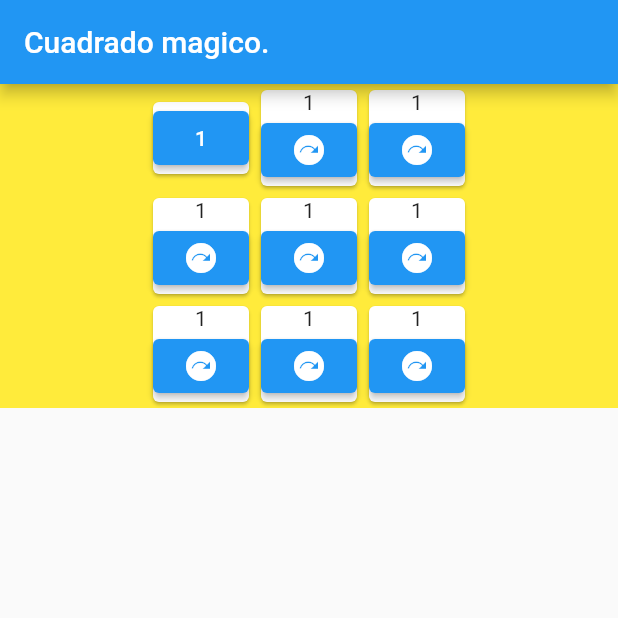
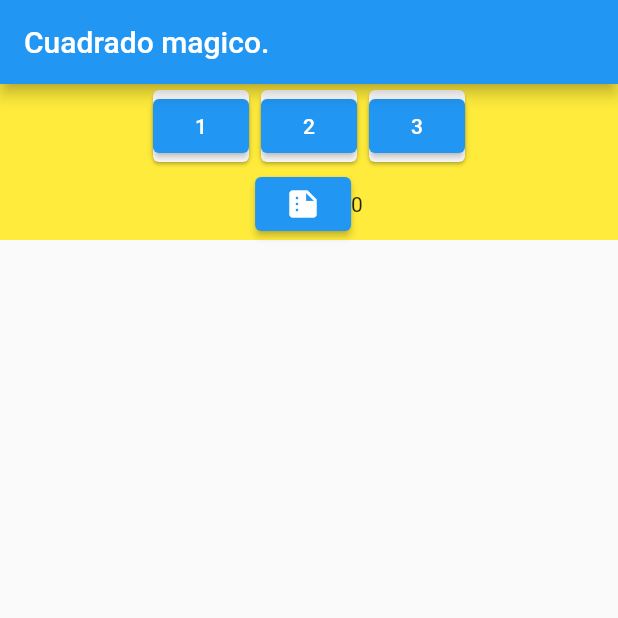
Before and after one commit to TheJokerV/Parcial-Movil, a Flutter app: the screen it shows after launch, on a phone screen of 412 x 824 dp, the top half of it. Run offline on Flutter 3.47's test engine with Material 2 defaults, Android fonts, the phone set to English and light mode, and no system bars; our stand-ins replace flutter_bloc.

Commit message:
Por fin nos dio la suma, carajo

```diff
--- a/lib/main.dart
+++ b/lib/main.dart
@@ -1,5 +1,6 @@
 
 import 'package:flutter/material.dart';
+import 'package:flutter_bloc/flutter_bloc.dart';
 import 'package:parcial_movil/structure.dart';
 
 void main() {
--- /dev/null
+++ b/lib/src/buttons/button1.dart
@@ -0,0 +1,36 @@
+import 'package:flutter/material.dart';
+import 'package:parcial_movil/src/magicBox/magicBox.dart';
+
+class Button1 extends StatefulWidget {
+  final Data data;
+  Button1({required this.data});
+
+  @override
+  State<StatefulWidget> createState() {
+    return _Button1();
+  }
+
+}
+
+class _Button1 extends State<Button1>{
+
+  netxNumber(){
+    setState(() {
+      if(widget.data.num1 == 9){
+        widget.data.num1 = 1;
+      }else{
+        widget.data.num1++;
+      }
+    });
+  }
+
+  @override
+  Widget build(BuildContext context) {
+    var button1 = Column(
+      children: [
+        ElevatedButton(onPressed: (){netxNumber();}, child: Text(this.widget.data.num1.toString()))
+      ],
+    );
+    return button1;
+  }
+}
--- /dev/null
+++ b/lib/src/buttons/button2.dart
@@ -0,0 +1,36 @@
+import 'package:flutter/material.dart';
+import 'package:parcial_movil/src/magicBox/magicBox.dart';
+
+class Button2 extends StatefulWidget {
+  final Data data;
+  Button2({required this.data});
+
+  @override
+  State<StatefulWidget> createState() {
+    return _Button2();
+  }
+
+}
+
+class _Button2 extends State<Button2>{
+
+  netxNumber(){
+    setState(() {
+      if(widget.data.num2 == 9){
+        widget.data.num2 = 1;
+      }else{
+        widget.data.num2++;
+      }
+    });
+  }
+
+  @override
+  Widget build(BuildContext context) {
+    var button2 = Column(
+      children: [
+        ElevatedButton(onPressed: (){netxNumber();}, child: Text(this.widget.data.num2.toString()))
+      ],
+    );
+    return button2;
+  }
+}
--- /dev/null
+++ b/lib/src/buttons/button3.dart
@@ -0,0 +1,36 @@
+import 'package:flutter/material.dart';
+import 'package:parcial_movil/src/magicBox/magicBox.dart';
+
+class Button3 extends StatefulWidget {
+  final Data data;
+  Button3({required this.data});
+
+  @override
+  State<StatefulWidget> createState() {
+    return _Button3();
+  }
+
+}
+
+class _Button3 extends State<Button3>{
+
+  netxNumber(){
+    setState(() {
+      if(widget.data.num3 == 9){
+        widget.data.num3 = 1;
+      }else{
+        widget.data.num3++;
+      }
+    });
+  }
+
+  @override
+  Widget build(BuildContext context) {
+    var button3 = Column(
+      children: [
+        ElevatedButton(onPressed: (){netxNumber();}, child: Text(this.widget.data.num3.toString()))
+      ],
+    );
+    return button3;
+  }
+}
--- a/lib/src/magicBox/magicBox.dart
+++ b/lib/src/magicBox/magicBox.dart
@@ -1,6 +1,10 @@
 import 'package:flutter/material.dart';
+import 'package:parcial_movil/src/buttons/button1.dart';
+import 'package:parcial_movil/src/buttons/button2.dart';
+import 'package:parcial_movil/src/buttons/button3.dart';
 
 class MagicBox extends StatefulWidget{
+
   @override
   State<StatefulWidget> createState() {
     return _MagicBox();
@@ -10,42 +14,27 @@ class MagicBox extends StatefulWidget{
 
 class _MagicBox extends State<MagicBox>{
 
-int v1 = 1;
-int v2 = 1;
-int v3 = 1;
-int v4 = 1;
-int v5 = 1;
-int v6 = 1;
-int v7 = 1;
-int v8 = 1;
-int v9 = 1;
+  final data = Data(num1: 1, num2: 2, num3: 3);
 
-nextNumber(int x, int identificador) {
+  int sum1 = 0;
+  int sum2 = 0;
+  int sum3 = 0;
+  int sum4 = 0;
+  int sum5 = 0;
+  int sum6 = 0;
+  int sum7 = 0;
+  int sum8 = 0;
 
-  setState(() {
-    if(x>8){
+  sumRow1(){
 
-      x=1;
-
-
-    }else{x++;}
-
-    if(identificador==v1) {v1 = x;}
-    if(identificador==v2) {v2 = x;}
-    if(identificador==v3) {v3 = x;}
-    if(identificador==v4) {v4 = x;}
-    if(identificador==v5) {v5 = x;}
-    if(identificador==v6) {v6 = x;}
-    if(identificador==v7) {v7 = x;}
-    if(identificador==v8) {v8 = x;}
-    if(identificador==v9) {v9 = x;}
-
-  });
-}
+    setState(() {
+      sum1 = data.num1 + data.num2 + data.num3;
+    });
+  }
 
   @override
   Widget build(BuildContext context) {
-    return Container(decoration: BoxDecoration(color: Colors.yellow),
+    var mBox = Container(decoration: BoxDecoration(color: Colors.yellow),
 
       child: Column(
         children: [
@@ -56,7 +45,7 @@ nextNumber(int x, int identificador) {
                   Column(
                     children: [
 
-                      ElevatedButton(onPressed: (){nextNumber(v1, v1);}, child: Text(this.v1.toString()),),
+                      Button1(data: data),
                     ],
                     )
               ),
@@ -64,8 +53,7 @@ nextNumber(int x, int identificador) {
                 child:
                   Column(
                     children: [
-                      Text(this.v2.toString()),
-                      ElevatedButton(onPressed: (){nextNumber(v2, v2);}, child: Icon(Icons.next_plan)),
+                      Button2(data: data)
                     ],
                     )
               ),
@@ -73,77 +61,86 @@ nextNumber(int x, int identificador) {
                 child:
                   Column(
                     children: [
-                      Text(this.v3.toString()),
-                      ElevatedButton(onPressed: (){nextNumber(v3, v3);}, child: Icon(Icons.next_plan)),
+                      Button3(data: data)
                     ],
                     )
               )
             ],
           ),
-        Row(mainAxisAlignment: MainAxisAlignment.center,
-            children: [
-              Card(
-                child:
-                  Column(
-                    children: [
-                      Text(this.v4.toString()),
-                      ElevatedButton(onPressed: (){nextNumber(v4, v4);}, child: Icon(Icons.next_plan)),
-                    ],
-                    )
-              ),
-              Card(
-                child:
-                  Column(
-                    children: [
-                      Text(this.v5.toString()),
-                      ElevatedButton(onPressed: (){nextNumber(v5, v5);}, child: Icon(Icons.next_plan)),
-                    ],
-                    )
-              ),
-              Card(
-                child:
-                  Column(
-                    children: [
-                      Text(this.v6.toString()),
-                      ElevatedButton(onPressed: (){nextNumber(v6, v6);}, child: Icon(Icons.next_plan)),
-                    ],
-                    )
-              )
-            ],
-          ),
-        Row(mainAxisAlignment: MainAxisAlignment.center,
-            children: [
-              Card(
-                child:
-                  Column(
-                    children: [
-                      Text(this.v7.toString()),
-                      ElevatedButton(onPressed: (){nextNumber(v7, v7);}, child: Icon(Icons.next_plan)),
-                    ],
-                    )
-              ),
-              Card(
-                child:
-                  Column(
-                    children: [
-                      Text(this.v8.toString()),
-                      ElevatedButton(onPressed: (){nextNumber(v8, v8);}, child: Icon(Icons.next_plan)),
-                    ],
-                    )
-              ),
-              Card(
-                child:
-                  Column(
-                    children: [
-                      Text(this.v9.toString()),
-                      ElevatedButton(onPressed: (){nextNumber(v9, v9);}, child: Icon(Icons.next_plan)),
-                    ],
-                    )
-              )
-            ],
-          )
+        // Row(mainAxisAlignment: MainAxisAlignment.center,
+        //     children: [
+        //       Card(
+        //         child:
+        //           Column(
+        //             children: [
+        //               Button1(v1)
+        //             ],
+        //             )
+        //       ),
+        //       Card(
+        //         child:
+        //           Column(
+        //             children: [
+        //               Button1()
+        //             ],
+        //             )
+        //       ),
+        //       Card(
+        //         child:
+        //           Column(
+        //             children: [
+        //               Button1()
+        //             ],
+        //             )
+        //       )
+        //     ],
+        //   ),
+        // Row(mainAxisAlignment: MainAxisAlignment.center,
+        //     children: [
+        //       Card(
+        //         child:
+        //           Column(
+        //             children: [
+        //               Button1()
+        //             ],
+        //             )
+        //       ),
+        //       Card(
+        //         child:
+        //           Column(
+        //             children: [
+        //               Button1()
+        //             ],
+        //             )
+        //       ),
+        //       Card(
+        //         child:
+        //           Column(
+        //             children: [
+        //               Button1()
+        //             ],
+        //             )
+        //       )
+        //     ],
+        //   ),
+            Row(mainAxisAlignment: MainAxisAlignment.center,
+                children: [
+                  ElevatedButton(onPressed: (){sumRow1();}, child: Icon(Icons.summarize)),
+                  Text(this.sum1.toString()),
+
+                ],)
         ]
         ),
     );
+
+    return mBox;
   }
 }
+
+class Data {
+  int num1;
+  int num2;
+  int num3;
+
+  Data({required this.num1, required this.num2, required this.num3});
+}
--- a/pubspec.yaml
+++ b/pubspec.yaml
@@ -34,6 +34,7 @@ dependencies:
   # The following adds the Cupertino Icons font to your application.
   # Use with the CupertinoIcons class for iOS style icons.
   cupertino_icons: ^1.0.2
+  flutter_bloc: ^8.0.1
 
 dev_dependencies:
   flutter_test:
```
Also changed, not shown: lib/src/buttons/buttons.dart (deleted), pubspec.lock.
